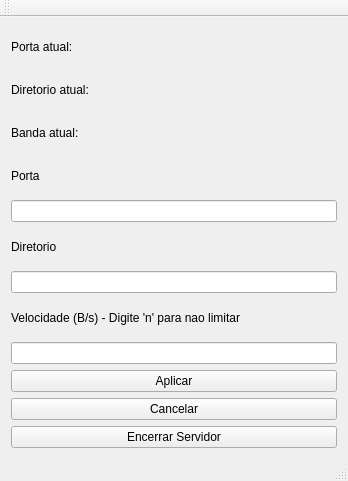
gabrielasolano/servidor, file daemon-threads/gui/interface/interface.ui: the form before one commit.
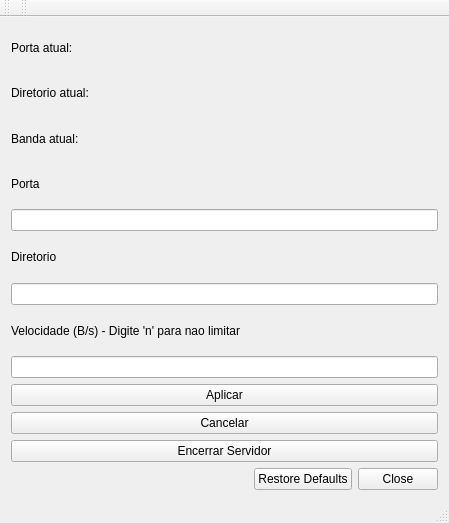
The form after the commit.

Diff of the .ui file:
```diff
--- a/daemon-threads/gui/interface/interface.ui
+++ b/daemon-threads/gui/interface/interface.ui
@@ -6,8 +6,8 @@
    <rect>
     <x>0</x>
     <y>0</y>
-    <width>348</width>
-    <height>481</height>
+    <width>449</width>
+    <height>523</height>
    </rect>
   </property>
   <property name="windowTitle">
@@ -87,6 +87,13 @@
       </property>
      </widget>
     </item>
+    <item alignment="Qt::AlignRight">
+     <widget class="QDialogButtonBox" name="buttonBox">
+      <property name="standardButtons">
+       <set>QDialogButtonBox::Close|QDialogButtonBox::RestoreDefaults</set>
+      </property>
+     </widget>
+    </item>
    </layout>
   </widget>
   <widget class="QMenuBar" name="menuBar">
@@ -108,6 +115,17 @@
    </attribute>
   </widget>
   <widget class="QStatusBar" name="statusBar"/>
+  <widget class="QToolBar" name="toolBar">
+   <property name="windowTitle">
+    <string>toolBar</string>
+   </property>
+   <attribute name="toolBarArea">
+    <enum>TopToolBarArea</enum>
+   </attribute>
+   <attribute name="toolBarBreak">
+    <bool>false</bool>
+   </attribute>
+  </widget>
  </widget>
  <layoutdefault spacing="6" margin="11"/>
  <resources/>
```
Left out of the diff: 2 changed lines with no effect on the pictures.
